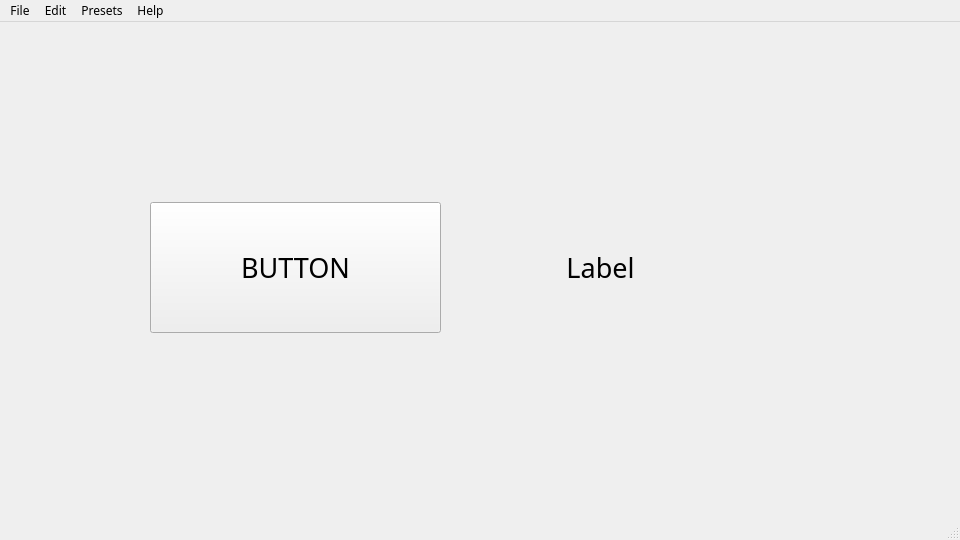
Before: the Qt Designer form src/gui/res/mainwindow.ui in JimbobJames747/CapstoneProj2025, drawn with Qt 5.
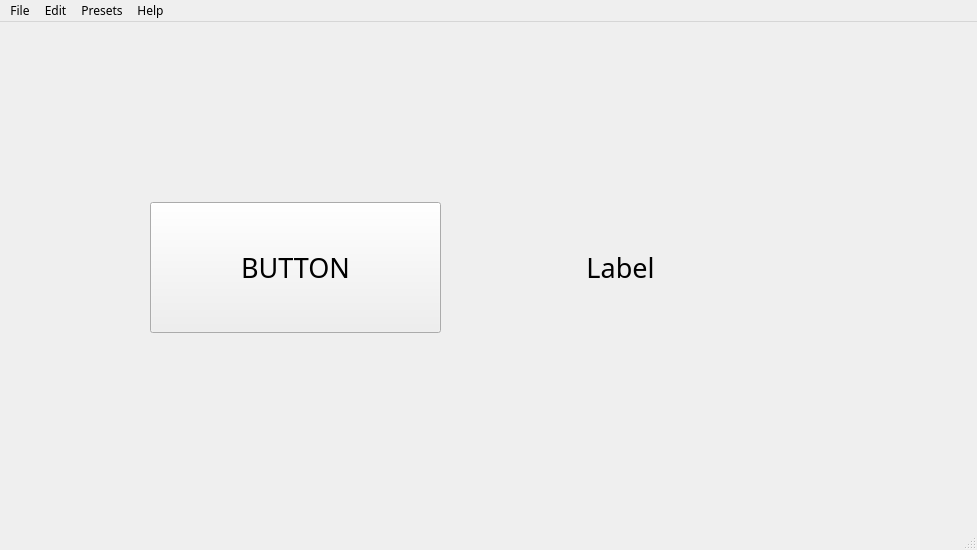
After: the same form once the commit is applied.

Diff of the .ui file:
```diff
--- a/src/gui/res/mainwindow.ui
+++ b/src/gui/res/mainwindow.ui
@@ -6,8 +6,8 @@
    <rect>
     <x>0</x>
     <y>0</y>
-    <width>960</width>
-    <height>540</height>
+    <width>977</width>
+    <height>550</height>
    </rect>
   </property>
   <property name="sizePolicy">
@@ -18,8 +18,8 @@
   </property>
   <property name="minimumSize">
    <size>
-    <width>400</width>
-    <height>300</height>
+    <width>960</width>
+    <height>540</height>
    </size>
   </property>
   <property name="font">
@@ -33,10 +33,18 @@
   <property name="autoFillBackground">
    <bool>false</bool>
   </property>
+  <property name="styleSheet">
+   <string notr="true"/>
+  </property>
   <property name="tabShape">
    <enum>QTabWidget::Rounded</enum>
   </property>
   <widget class="QWidget" name="centralwidget">
+   <property name="styleSheet">
+    <string notr="true">QWidget {
+	background-color: &quot;#128392&quot;
+}</string>
+   </property>
    <widget class="QPushButton" name="pushButton">
     <property name="geometry">
      <rect>
@@ -59,7 +67,7 @@
    <widget class="QLabel" name="label">
     <property name="geometry">
      <rect>
-      <x>490</x>
+      <x>510</x>
       <y>160</y>
       <width>221</width>
       <height>171</height>
@@ -90,8 +98,8 @@
     <rect>
      <x>0</x>
      <y>0</y>
-     <width>960</width>
-     <height>25</height>
+     <width>977</width>
+     <height>21</height>
     </rect>
    </property>
    <widget class="QMenu" name="menuFile">
```
Left out of the diff: 7 changed lines with no effect on the pictures.
